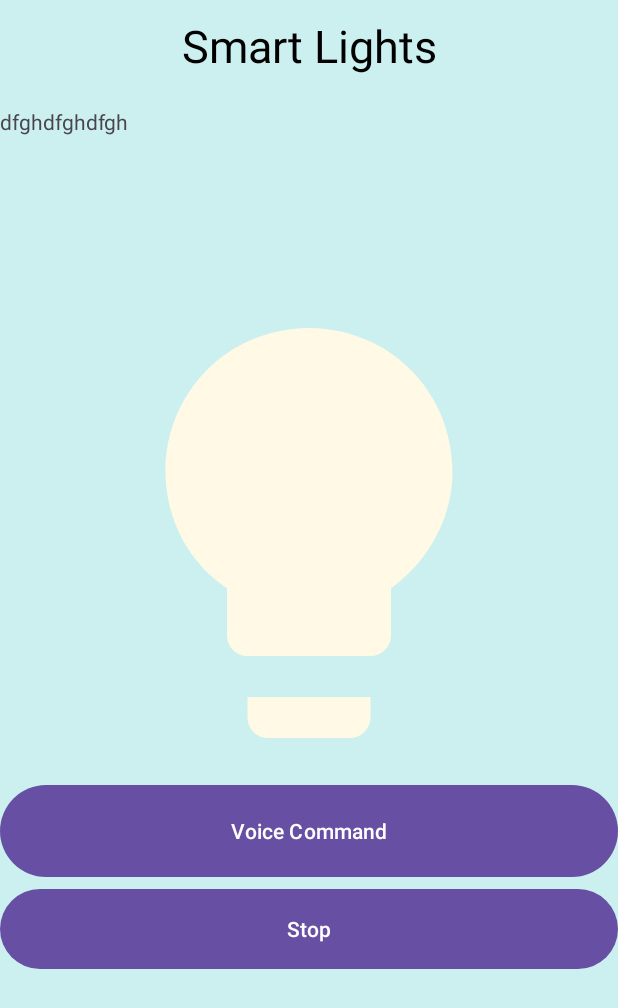
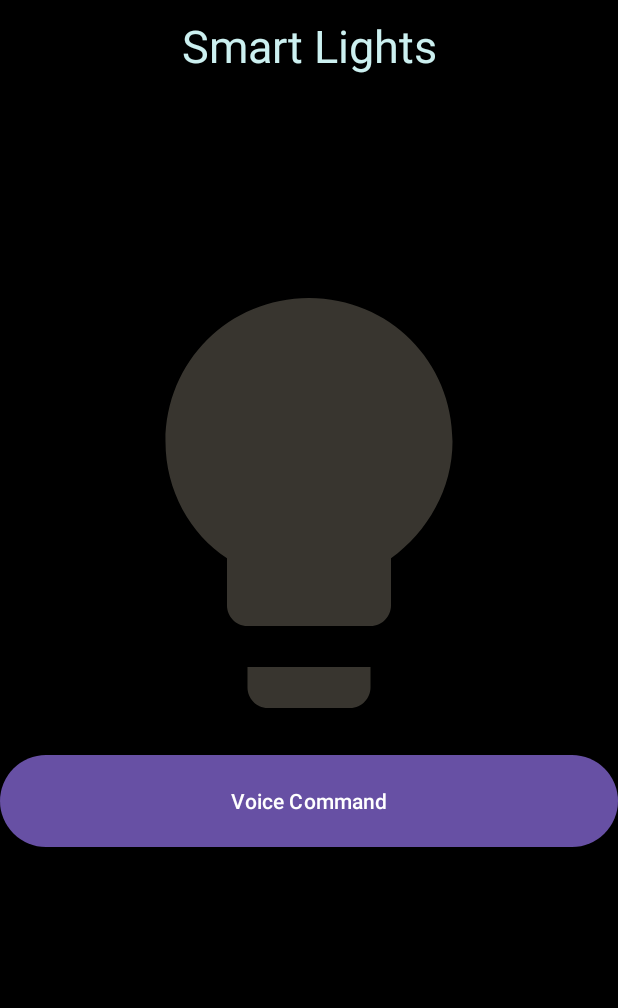
Before and after one commit to nick7ass/IoTProject-Audio-Group5-5, an Android app: the screen it shows after launch (MainActivity), on a phone screen of 412 x 824 dp. Shown: the top 1008 px of the screen. Run offline under Robolectric (Android 15) with nearby library versions, the phone set to English and light mode, and no system bars.

Commit message:
Simulated lights and Time consideration
Included different pictures to simulate different stages of light depending on the given voice command.
Also included the consideration of time when deciding what kind of light to turn on (Making it so that if the lights are commanded to be turned on and its after 17:00 then the light would be warmer but if its before that then it would be lit brightly.

```diff
--- /dev/null
+++ b/app/src/main/res/drawable/lightdim.xml
@@ -0,0 +1,5 @@
+<vector android:alpha="0.92" android:height="24dp"
+    android:tint="#C6BDA2" android:viewportHeight="24"
+    android:viewportWidth="24" android:width="24dp" xmlns:android="http://schemas.android.com/apk/res/android">
+    <path android:fillColor="@android:color/white" android:pathData="M9,21c0,0.5 0.4,1 1,1h4c0.6,0 1,-0.5 1,-1v-1L9,20v1zM12,2C8.1,2 5,5.1 5,9c0,2.4 1.2,4.5 3,5.7L8,17c0,0.5 0.4,1 1,1h6c0.6,0 1,-0.5 1,-1v-2.3c1.8,-1.3 3,-3.4 3,-5.7 0,-3.9 -3.1,-7 -7,-7z"/>
+</vector>
--- /dev/null
+++ b/app/src/main/res/drawable/lightoffcompletely.xml
@@ -0,0 +1,5 @@
+<vector android:alpha="0.92" android:height="24dp"
+    android:tint="#3D3A33" android:viewportHeight="24"
+    android:viewportWidth="24" android:width="24dp" xmlns:android="http://schemas.android.com/apk/res/android">
+    <path android:fillColor="@android:color/white" android:pathData="M9,21c0,0.5 0.4,1 1,1h4c0.6,0 1,-0.5 1,-1v-1L9,20v1zM12,2C8.1,2 5,5.1 5,9c0,2.4 1.2,4.5 3,5.7L8,17c0,0.5 0.4,1 1,1h6c0.6,0 1,-0.5 1,-1v-2.3c1.8,-1.3 3,-3.4 3,-5.7 0,-3.9 -3.1,-7 -7,-7z"/>
+</vector>
--- /dev/null
+++ b/app/src/main/res/drawable/lightonwarm.xml
@@ -0,0 +1,5 @@
+<vector android:alpha="0.92" android:height="24dp"
+    android:tint="#F1DCD2" android:viewportHeight="24"
+    android:viewportWidth="24" android:width="24dp" xmlns:android="http://schemas.android.com/apk/res/android">
+    <path android:fillColor="@android:color/white" android:pathData="M9,21c0,0.5 0.4,1 1,1h4c0.6,0 1,-0.5 1,-1v-1L9,20v1zM12,2C8.1,2 5,5.1 5,9c0,2.4 1.2,4.5 3,5.7L8,17c0,0.5 0.4,1 1,1h6c0.6,0 1,-0.5 1,-1v-2.3c1.8,-1.3 3,-3.4 3,-5.7 0,-3.9 -3.1,-7 -7,-7z"/>
+</vector>
--- /dev/null
+++ b/app/src/main/res/drawable/lightonwarmer.xml
@@ -0,0 +1,5 @@
+<vector android:alpha="0.81" android:height="24dp"
+    android:tint="#E7D9BE" android:viewportHeight="24"
+    android:viewportWidth="24" android:width="24dp" xmlns:android="http://schemas.android.com/apk/res/android">
+    <path android:fillColor="@android:color/white" android:pathData="M9,21c0,0.5 0.4,1 1,1h4c0.6,0 1,-0.5 1,-1v-1L9,20v1zM12,2C8.1,2 5,5.1 5,9c0,2.4 1.2,4.5 3,5.7L8,17c0,0.5 0.4,1 1,1h6c0.6,0 1,-0.5 1,-1v-2.3c1.8,-1.3 3,-3.4 3,-5.7 0,-3.9 -3.1,-7 -7,-7z"/>
+</vector>
--- /dev/null
+++ b/app/src/main/res/drawable/lightonwarmerer.xml
@@ -0,0 +1,5 @@
+<vector android:alpha="0.92" android:height="24dp"
+    android:tint="#E7D9BE" android:viewportHeight="24"
+    android:viewportWidth="24" android:width="24dp" xmlns:android="http://schemas.android.com/apk/res/android">
+    <path android:fillColor="@android:color/white" android:pathData="M9,21c0,0.5 0.4,1 1,1h4c0.6,0 1,-0.5 1,-1v-1L9,20v1zM12,2C8.1,2 5,5.1 5,9c0,2.4 1.2,4.5 3,5.7L8,17c0,0.5 0.4,1 1,1h6c0.6,0 1,-0.5 1,-1v-2.3c1.8,-1.3 3,-3.4 3,-5.7 0,-3.9 -3.1,-7 -7,-7z"/>
+</vector>
--- a/app/src/main/res/layout/activity_main.xml
+++ b/app/src/main/res/layout/activity_main.xml
@@ -1,23 +1,27 @@
 <?xml version="1.0" encoding="utf-8"?>
 <LinearLayout xmlns:android="http://schemas.android.com/apk/res/android"
     xmlns:app="http://schemas.android.com/apk/res-auto"
-    android:orientation="vertical" android:layout_width="match_parent" android:layout_height="match_parent" android:background="@color/activitybackground">
+    android:orientation="vertical" android:layout_width="match_parent" android:layout_height="match_parent" android:background="@color/black">
 
-    <TextView android:id="@+id/title" android:layout_width="fill_parent" android:layout_height="wrap_content" android:padding="10dip" android:gravity="center" android:text="@string/txv_title_temp" android:textColor="@color/black_alpha" android:textSize="30sp"/>
+    <TextView android:id="@+id/title" android:layout_width="fill_parent" android:layout_height="wrap_content" android:padding="10dip" android:gravity="center" android:text="@string/txv_title_temp" android:textColor="@color/title_color" android:textSize="30sp"/>
 
     <LinearLayout android:orientation="horizontal" android:layout_width="wrap_content" android:layout_height="wrap_content" android:padding="5dip"> </LinearLayout>
 
     <TextView
         android:id="@+id/infoTextView"
         android:layout_width="match_parent"
-        android:layout_height="120dp"
-        android:text="dfghdfghdfgh" />
+        android:layout_height="100dp"
+        android:text=" "
+        android:textAlignment="center"
+        android:textColor="@color/white"
+        android:textSize="20sp"
+        android:textStyle="bold" />
 
     <ImageView
-        android:id="@+id/imageView"
+        android:id="@+id/lightImage"
         android:layout_width="match_parent"
         android:layout_height="328dp"
-        app:srcCompat="@drawable/lightonbright" />
+        app:srcCompat="@drawable/lightoffcompletely" />
 
     <Button
         android:id="@+id/voiceCommandButton"
@@ -26,11 +30,11 @@
         android:onClick="StartButton"
         android:text="@string/voice_command" />
 
-    <Button
+    <!--<Button
         android:id="@+id/stopButton"
         android:layout_width="match_parent"
         android:layout_height="61dp"
         android:onClick="StopButton"
-        android:text="@string/stop" />
+        android:text="@string/stop" />-->
 
 </LinearLayout>
--- a/app/src/main/res/values/colors.xml
+++ b/app/src/main/res/values/colors.xml
@@ -7,7 +7,7 @@
     <color name="text_box_background">#E7E7E7</color>
     <color name="blue_text">#0166ff</color>
     <color name="title_bar_color">#EB164E</color>
-    <color name="activitybackground">#ccf0f0</color>
+    <color name="title_color">#ccf0f0</color>
     <color name="activityfont">#3f3f3f</color>
 
 </resources>
```
Also changed, not shown: app/src/main/java/com/example/group5_iotproject_mnz/MainActivity.java (+47 -7 lines).
